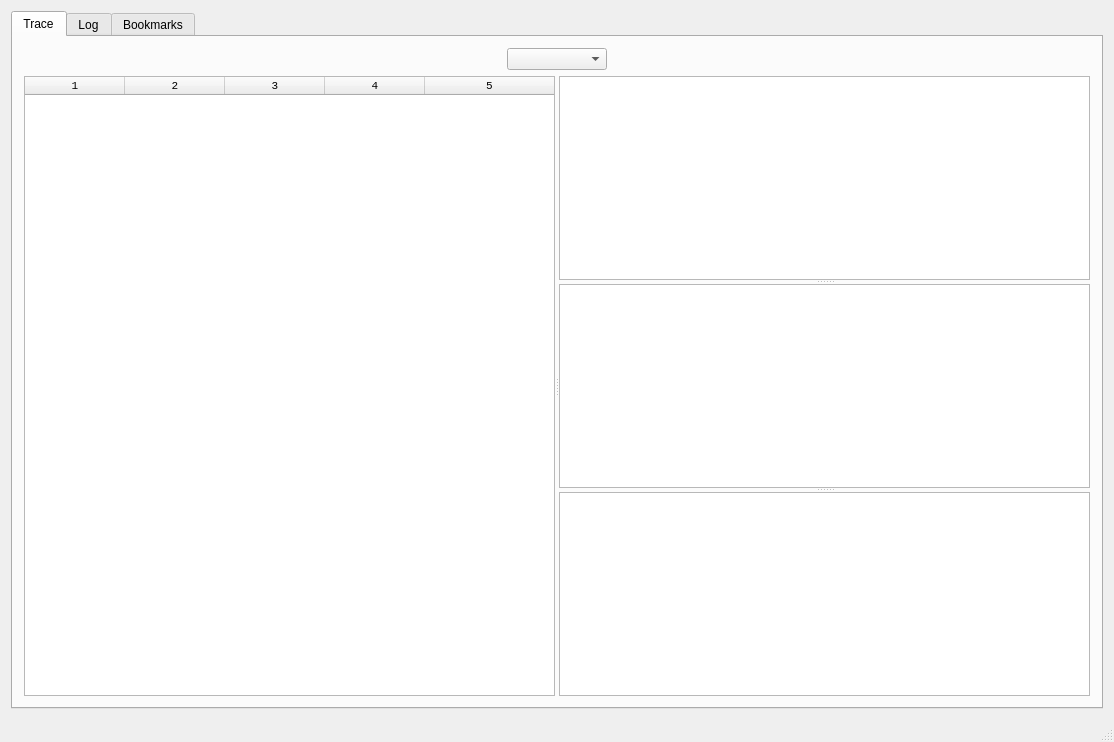
Qt form gui/mainwindow.ui (slimv0x00/execution-trace-viewer) before a commit.
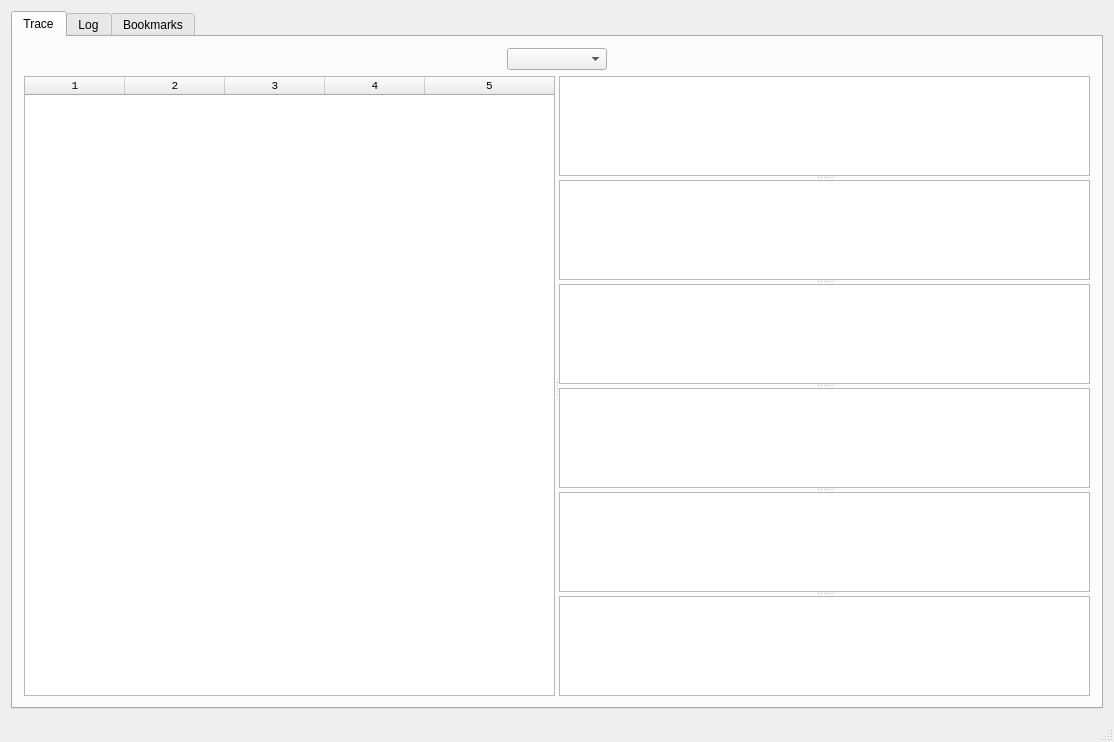
The same form after that commit. Custom widgets are drawn as their Qt base class.

```diff
--- a/gui/mainwindow.ui
+++ b/gui/mainwindow.ui
@@ -285,6 +285,93 @@
                <number>22</number>
               </attribute>
              </widget>
+             <widget class="TaintEspTableWidget" name="taint_esp_table">
+              <property name="minimumSize">
+               <size>
+                <width>240</width>
+                <height>100</height>
+               </size>
+              </property>
+              <property name="font">
+               <font>
+                <family>Courier</family>
+                <pointsize>8</pointsize>
+               </font>
+              </property>
+              <property name="gridStyle">
+               <enum>Qt::DashLine</enum>
+              </property>
+              <attribute name="horizontalHeaderVisible">
+               <bool>true</bool>
+              </attribute>
+              <attribute name="verticalHeaderVisible">
+               <bool>false</bool>
+              </attribute>
+              <attribute name="verticalHeaderDefaultSectionSize">
+               <number>24</number>
+              </attribute>
+              <attribute name="verticalHeaderMinimumSectionSize">
+               <number>22</number>
+              </attribute>
+             </widget>
+             <widget class="AdimehtTableWidget" name="adimeht_table">
+              <property name="minimumSize">
+               <size>
+                <width>240</width>
+                <height>100</height>
+               </size>
+              </property>
+              <property name="font">
+               <font>
+                <family>Courier</family>
+                <pointsize>8</pointsize>
+               </font>
+              </property>
+              <property name="gridStyle">
+               <enum>Qt::DashLine</enum>
+              </property>
+              <attribute name="horizontalHeaderVisible">
+               <bool>true</bool>
+              </attribute>
+              <attribute name="verticalHeaderVisible">
+               <bool>false</bool>
+              </attribute>
+              <attribute name="verticalHeaderDefaultSectionSize">
+               <number>24</number>
+              </attribute>
+              <attribute name="verticalHeaderMinimumSectionSize">
+               <number>22</number>
+              </attribute>
+             </widget>
+             <widget class="AdimehtVirtualTableWidget" name="adimeht_virtual_table">
+              <property name="minimumSize">
+               <size>
+                <width>240</width>
+                <height>100</height>
+               </size>
+              </property>
+              <property name="font">
+               <font>
+                <family>Courier</family>
+                <pointsize>8</pointsize>
+               </font>
+              </property>
+              <property name="gridStyle">
+               <enum>Qt::DashLine</enum>
+              </property>
+              <attribute name="horizontalHeaderVisible">
+               <bool>true</bool>
+              </attribute>
+              <attribute name="verticalHeaderVisible">
+               <bool>false</bool>
+              </attribute>
+              <attribute name="verticalHeaderDefaultSectionSize">
+               <number>24</number>
+              </attribute>
+              <attribute name="verticalHeaderMinimumSectionSize">
+               <number>22</number>
+              </attribute>
+             </widget>
             </widget>
            </widget>
           </item>
@@ -404,6 +491,21 @@
    <extends>QTableWidget</extends>
    <header>gui/widgets/taint_table_widget.h</header>
   </customwidget>
+  <customwidget>
+   <class>TaintEspTableWidget</class>
+   <extends>QTableWidget</extends>
+   <header>gui/widgets/taint_esp_table_widget.h</header>
+  </customwidget>
+  <customwidget>
+   <class>AdimehtTableWidget</class>
+   <extends>QTableWidget</extends>
+   <header>gui/widgets/adimeht_table_widget.h</header>
+  </customwidget>
+  <customwidget>
+   <class>AdimehtVirtualTableWidget</class>
+   <extends>QTableWidget</extends>
+   <header>gui/widgets/adimeht_virtual_table_widget.h</header>
+  </customwidget>
  </customwidgets>
  <resources/>
  <connections/>
```
